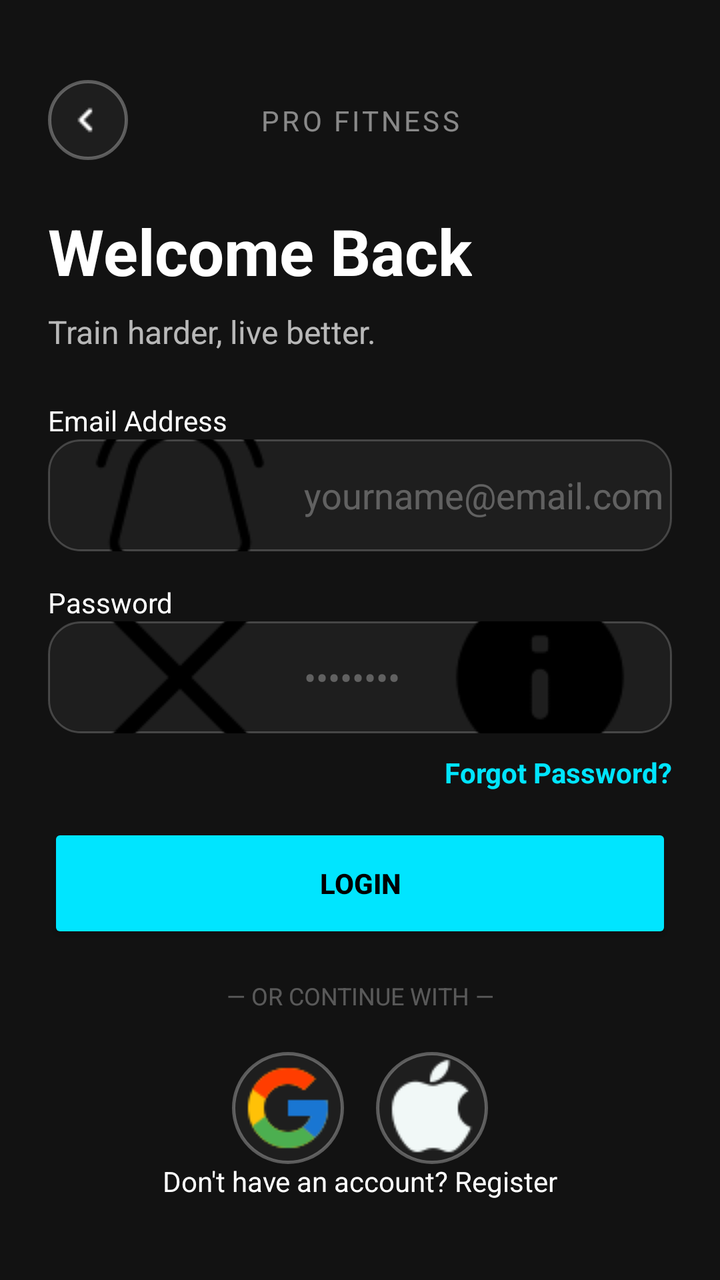
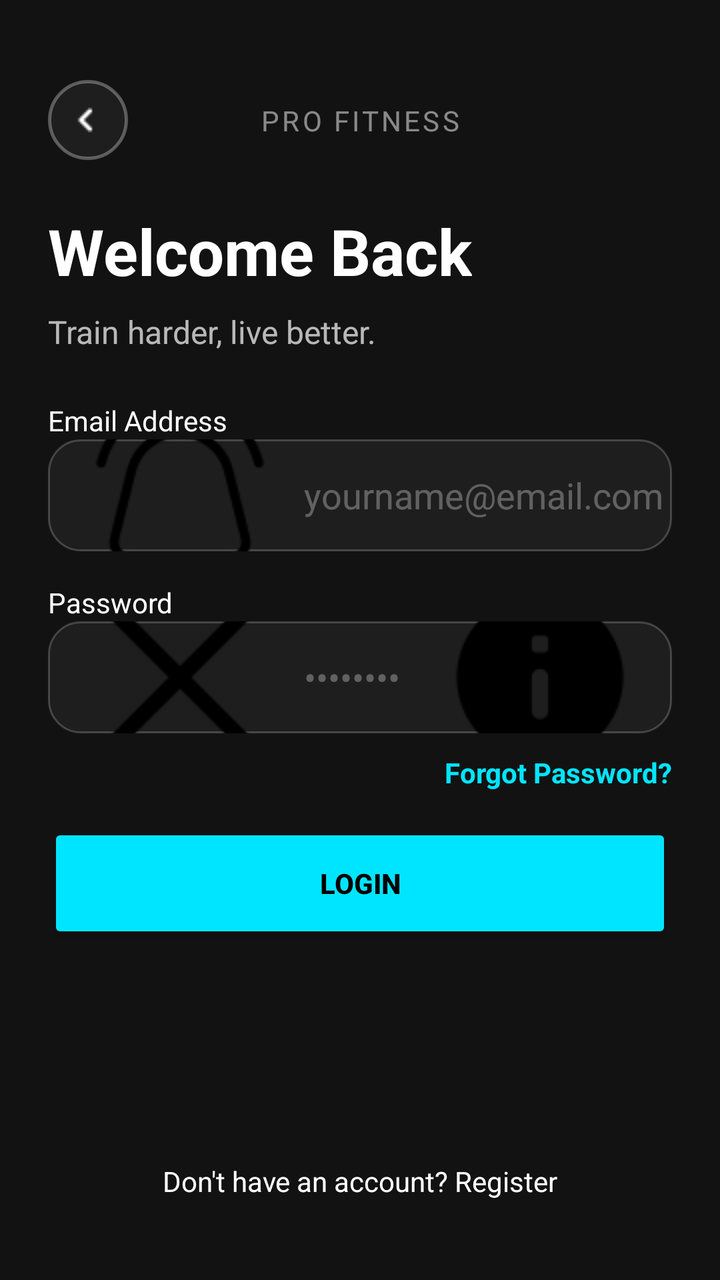

Screens rendered from an Android XML layout before and after an edit, with the pre-edit source and the edit as a unified diff.
<!-- AndroidManifest.xml: application theme Theme.ProFitness -->
<!-- res/layout/content_login.xml -->
<?xml version="1.0" encoding="utf-8"?>
<androidx.constraintlayout.widget.ConstraintLayout
    xmlns:android="http://schemas.android.com/apk/res/android"
    xmlns:app="http://schemas.android.com/apk/res-auto"
    android:layout_width="match_parent"
    android:layout_height="match_parent"
    android:background="#121212"
    android:padding="24dp">

    <ImageButton
        android:id="@+id/btnBack"
        android:layout_width="40dp"
        android:layout_height="40dp"
        android:layout_marginTop="16dp"
        android:background="@drawable/circle_social_bg"
        android:src="@drawable/ic_back"
        app:layout_constraintStart_toStartOf="parent"
        app:layout_constraintTop_toTopOf="parent"
        app:tint="#FFFFFF" />

    <TextView
        android:id="@+id/tvBrandName"
        android:layout_width="wrap_content"
        android:layout_height="wrap_content"
        android:text="PRO FITNESS"
        android:textColor="#80FFFFFF"
        android:textSize="14sp"
        android:letterSpacing="0.1"
        app:layout_constraintBottom_toBottomOf="@+id/btnBack"
        app:layout_constraintEnd_toEndOf="parent"
        app:layout_constraintStart_toStartOf="parent"
        app:layout_constraintTop_toTopOf="@+id/btnBack" />

    <TextView
        android:id="@+id/tvTitle"
        android:layout_width="wrap_content"
        android:layout_height="wrap_content"
        android:layout_marginTop="24dp"
        android:text="Welcome Back"
        android:textColor="#FFFFFF"
        android:textSize="32sp"
        android:textStyle="bold"
        app:layout_constraintStart_toStartOf="parent"
        app:layout_constraintTop_toBottomOf="@+id/btnBack" />

    <TextView
        android:id="@+id/tvSubtitle"
        android:layout_width="wrap_content"
        android:layout_height="wrap_content"
        android:layout_marginTop="8dp"
        android:text="Train harder, live better."
        android:textColor="#B3FFFFFF"
        android:textSize="16sp"
        app:layout_constraintStart_toStartOf="parent"
        app:layout_constraintTop_toBottomOf="@+id/tvTitle" />

    <TextView
        android:id="@+id/lblEmail"
        android:layout_width="wrap_content"
        android:layout_height="wrap_content"
        android:layout_marginTop="24dp"
        android:text="Email Address"
        android:textColor="#FFFFFF"
        app:layout_constraintStart_toStartOf="parent"
        app:layout_constraintTop_toBottomOf="@+id/tvSubtitle" />

    <EditText
        android:id="@+id/etEmail"
        android:layout_width="0dp"
        android:layout_height="56dp"
        android:background="@drawable/input_field_bg"
        android:drawableStart="@drawable/ic_mail"
        android:drawablePadding="12dp"
        android:hint="yourname@email.com"
        android:inputType="textEmailAddress"
        android:paddingStart="16dp"
        android:textColor="#FFFFFF"
        android:textColorHint="#4DFFFFFF"
        app:layout_constraintEnd_toEndOf="parent"
        app:layout_constraintStart_toStartOf="parent"
        app:layout_constraintTop_toBottomOf="@+id/lblEmail" />

    <TextView
        android:id="@+id/lblPassword"
        android:layout_width="wrap_content"
        android:layout_height="wrap_content"
        android:layout_marginTop="16dp"
        android:text="Password"
        android:textColor="#FFFFFF"
        app:layout_constraintStart_toStartOf="parent"
        app:layout_constraintTop_toBottomOf="@+id/etEmail" />

    <EditText
        android:id="@+id/etPassword"
        android:layout_width="0dp"
        android:layout_height="56dp"
        android:background="@drawable/input_field_bg"
        android:drawableStart="@drawable/ic_lock"
        android:drawableEnd="@drawable/ic_eye"
        android:drawablePadding="12dp"
        android:hint="••••••••"
        android:inputType="textPassword"
        android:paddingStart="16dp"
        android:paddingEnd="16dp"
        android:textColor="#FFFFFF"
        android:textColorHint="#4DFFFFFF"
        app:layout_constraintEnd_toEndOf="parent"
        app:layout_constraintStart_toStartOf="parent"
        app:layout_constraintTop_toBottomOf="@+id/lblPassword" />

    <TextView
        android:id="@+id/tvForgotPassword"
        android:layout_width="wrap_content"
        android:layout_height="wrap_content"
        android:layout_marginTop="10dp"
        android:text="Forgot Password?"
        android:textColor="#00E5FF"
        android:textStyle="bold"
        app:layout_constraintEnd_toEndOf="parent"
        app:layout_constraintTop_toBottomOf="@+id/etPassword" />

    <Button
        android:id="@+id/btnLogin"
        android:layout_width="0dp"
        android:layout_height="60dp"
        android:layout_marginTop="16dp"
        android:backgroundTint="#00E5FF"
        android:text="Login"
        android:textColor="#000000"
        android:textStyle="bold"
        app:cornerRadius="30dp"
        app:layout_constraintEnd_toEndOf="parent"
        app:layout_constraintStart_toStartOf="parent"
        app:layout_constraintTop_toBottomOf="@+id/tvForgotPassword" />

    <TextView
        android:id="@+id/tvOr"
        android:layout_width="wrap_content"
        android:layout_height="wrap_content"
        android:layout_marginTop="18dp"
        android:text="— OR CONTINUE WITH —"
        android:textColor="#4DFFFFFF"
        android:textSize="12sp"
        app:layout_constraintEnd_toEndOf="parent"
        app:layout_constraintStart_toStartOf="parent"
        app:layout_constraintTop_toBottomOf="@+id/btnLogin" />

    <LinearLayout
        android:id="@+id/socialLayout"
        android:layout_width="wrap_content"
        android:layout_height="wrap_content"
        android:layout_marginTop="20dp"
        android:orientation="horizontal"
        app:layout_constraintEnd_toEndOf="parent"
        app:layout_constraintStart_toStartOf="parent"
        app:layout_constraintTop_toBottomOf="@+id/tvOr">

        <ImageButton
            android:id="@+id/btnGoogleSignIn"
            android:layout_width="56dp"
            android:layout_height="56dp"
            android:layout_marginEnd="16dp"
            android:background="@drawable/circle_social_bg"
            android:contentDescription="Google sign in"
            android:src="@drawable/ic_google" />

        <ImageButton
            android:id="@+id/btnAppleSignIn"
            android:layout_width="56dp"
            android:layout_height="56dp"
            android:background="@drawable/circle_social_bg"
            android:contentDescription="Apple sign in"
            android:src="@drawable/ic_apple" />
    </LinearLayout>

    <TextView
        android:id="@+id/tvRegister"
        android:layout_width="wrap_content"
        android:layout_height="wrap_content"
        android:layout_marginBottom="16dp"
        android:text="Don't have an account? Register"
        android:textColor="#FFFFFF"
        app:layout_constraintBottom_toBottomOf="parent"
        app:layout_constraintEnd_toEndOf="parent"
        app:layout_constraintStart_toStartOf="parent" />

</androidx.constraintlayout.widget.ConstraintLayout>
<!-- resources referenced by this layout -->
<resources>
  <!-- drawable circle_social_bg (drawable) -->
  <?xml version="1.0" encoding="utf-8"?>
  <shape xmlns:android="http://schemas.android.com/apk/res/android">
      <solid android:color="#1E1E1E" />
  
      <corners android:radius="100dp" />
  
      <stroke
          android:width="1.5dp"
          android:color="#4DFFFFFF" />
  </shape>
  <!-- drawable ic_apple: png bitmap (drawable, 876 bytes) -->
  <!-- drawable ic_back: png bitmap (drawable, 184 bytes) -->
  <!-- drawable ic_eye (drawable) -->
  <?xml version="1.0" encoding="utf-8"?>
  <selector xmlns:android="http://schemas.android.com/apk/res/android">
      <item android:drawable="@drawable/ic_info" />
  </selector>
  <!-- drawable ic_google: png bitmap (drawable, 1247 bytes) -->
  <!-- drawable ic_lock (drawable) -->
  <?xml version="1.0" encoding="utf-8"?>
  <selector xmlns:android="http://schemas.android.com/apk/res/android">
      <item android:drawable="@drawable/ic_close" />
  </selector>
  <!-- drawable ic_mail (drawable) -->
  <?xml version="1.0" encoding="utf-8"?>
  <selector xmlns:android="http://schemas.android.com/apk/res/android">
      <item android:drawable="@drawable/ic_notification" />
  </selector>
  <!-- drawable input_field_bg (drawable) -->
  <?xml version="1.0" encoding="utf-8"?>
  <shape xmlns:android="http://schemas.android.com/apk/res/android">
      <solid android:color="#1E1E1E" />
  
      <corners android:radius="16dp" />
  
      <stroke
          android:width="1dp"
          android:color="#33FFFFFF" />
  </shape>
  <style name="Theme.ProFitness" parent="android:Theme.Material.Light.NoActionBar" />
  <!-- drawable ic_info: png bitmap (drawable, 1369 bytes) -->
  <!-- drawable ic_close: png bitmap (drawable, 713 bytes) -->
  <!-- drawable ic_notification: png bitmap (drawable, 2015 bytes) -->
</resources>

<!-- the commit's change to res/layout/content_login.xml (unified diff, before → after) -->
@@ -134,46 +134,6 @@
         app:layout_constraintTop_toBottomOf="@+id/tvForgotPassword" />
 
     <TextView
-        android:id="@+id/tvOr"
-        android:layout_width="wrap_content"
-        android:layout_height="wrap_content"
-        android:layout_marginTop="18dp"
-        android:text="— OR CONTINUE WITH —"
-        android:textColor="#4DFFFFFF"
-        android:textSize="12sp"
-        app:layout_constraintEnd_toEndOf="parent"
-        app:layout_constraintStart_toStartOf="parent"
-        app:layout_constraintTop_toBottomOf="@+id/btnLogin" />
-
-    <LinearLayout
-        android:id="@+id/socialLayout"
-        android:layout_width="wrap_content"
-        android:layout_height="wrap_content"
-        android:layout_marginTop="20dp"
-        android:orientation="horizontal"
-        app:layout_constraintEnd_toEndOf="parent"
-        app:layout_constraintStart_toStartOf="parent"
-        app:layout_constraintTop_toBottomOf="@+id/tvOr">
-
-        <ImageButton
-            android:id="@+id/btnGoogleSignIn"
-            android:layout_width="56dp"
-            android:layout_height="56dp"
-            android:layout_marginEnd="16dp"
-            android:background="@drawable/circle_social_bg"
-            android:contentDescription="Google sign in"
-            android:src="@drawable/ic_google" />
-
-        <ImageButton
-            android:id="@+id/btnAppleSignIn"
-            android:layout_width="56dp"
-            android:layout_height="56dp"
-            android:background="@drawable/circle_social_bg"
-            android:contentDescription="Apple sign in"
-            android:src="@drawable/ic_apple" />
-    </LinearLayout>
-
-    <TextView
         android:id="@+id/tvRegister"
         android:layout_width="wrap_content"
         android:layout_height="wrap_content"
<!-- resource entries referenced after the edit -->
@@ -11,14 +11,12 @@
           android:width="1.5dp"
           android:color="#4DFFFFFF" />
   </shape>
-  <!-- drawable ic_apple: png bitmap (drawable, 876 bytes) -->
   <!-- drawable ic_back: png bitmap (drawable, 184 bytes) -->
   <!-- drawable ic_eye (drawable) -->
   <?xml version="1.0" encoding="utf-8"?>
   <selector xmlns:android="http://schemas.android.com/apk/res/android">
       <item android:drawable="@drawable/ic_info" />
   </selector>
-  <!-- drawable ic_google: png bitmap (drawable, 1247 bytes) -->
   <!-- drawable ic_lock (drawable) -->
   <?xml version="1.0" encoding="utf-8"?>
   <selector xmlns:android="http://schemas.android.com/apk/res/android">
